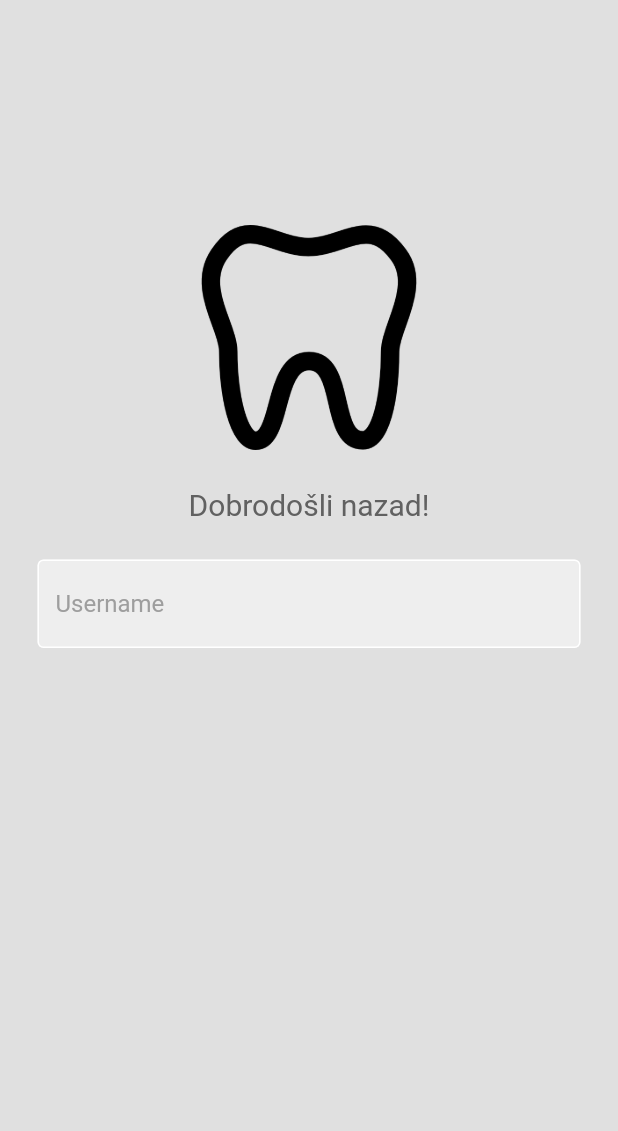
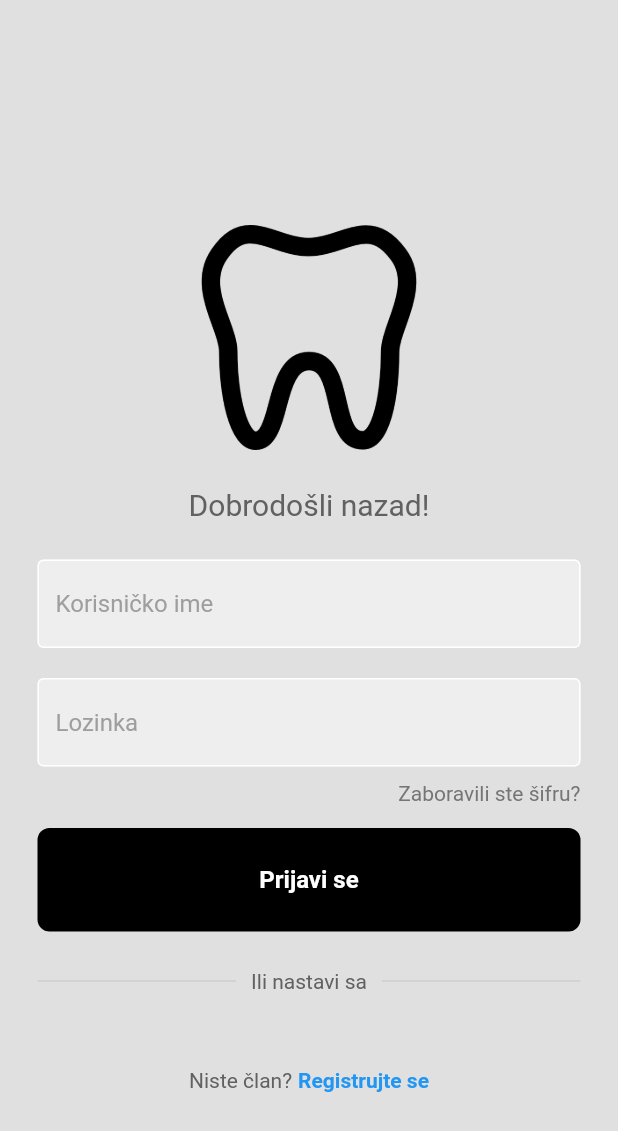
Before and after one commit to Nokee221/eStomatolog_UI, a Flutter app: the LoginScreen screen opened directly, on a phone screen of 412 x 824 dp. Shown: the top 1131 px of the screen. Run offline on Flutter 3.47's test engine with Material 2 defaults, Android fonts, the light colour scheme and no system bars; our stand-ins replace flutter_rating_bar, flutter_svg, rive; network calls fail.

Commit message:
Finished LoginScreen , Add some redesign on HomeScreen

```diff
--- a/flutter_stomatolog/lib/screens/login_screen.dart
+++ b/flutter_stomatolog/lib/screens/login_screen.dart
@@ -56,6 +56,28 @@ class _LoginScreenState extends State<LoginScreen> {
               padding: const EdgeInsets.symmetric(horizontal: 25.0),
               child: TextField(
                 controller: usernameController,
+                obscureText: false,
+                decoration: InputDecoration(
+                  enabledBorder: const OutlineInputBorder(
+                    borderSide: BorderSide(color: Colors.white),
+                  ),
+                  focusedBorder: OutlineInputBorder(
+                    borderSide: BorderSide(color: Colors.grey.shade400),
+                  ),
+                  fillColor: Colors.grey.shade200,
+                  filled: true,
+                  hintText: "Korisničko ime",
+                  hintStyle: TextStyle(color: Colors.grey[500]),
+                ),
+              ),
+            ),
+            SizedBox(
+              height: 20,
+            ),
+            Padding(
+              padding: const EdgeInsets.symmetric(horizontal: 25.0),
+              child: TextField(
+                controller: passwordController,
                 obscureText: true,
                 decoration: InputDecoration(
                   enabledBorder: const OutlineInputBorder(
@@ -66,10 +88,107 @@ class _LoginScreenState extends State<LoginScreen> {
                   ),
                   fillColor: Colors.grey.shade200,
                   filled: true,
-                    hintText: "Username",
-                    hintStyle: TextStyle(color: Colors.grey[500])),
+                  hintText: "Lozinka",
+                  hintStyle: TextStyle(color: Colors.grey[500]),
                 ),
               ),
+            ),
+            SizedBox(
+              height: 10,
+            ),
+            Padding(
+              padding: const EdgeInsets.symmetric(horizontal: 25.0),
+              child: Row(
+                mainAxisAlignment: MainAxisAlignment.end,
+                children: [
+                  Text(
+                    'Zaboravili ste šifru?',
+                    style: TextStyle(color: Colors.grey[600]),
+                  ),
+                ],
+              ),
+            ),
+            SizedBox(
+              height: 15,
+            ),
+            GestureDetector(
+              onTap: () {
+                print("Login");
+                Navigator.pushReplacement(
+                            context,
+                            MaterialPageRoute(
+                              builder: (_) => const HomePage(),
+                            ),
+                          );
+              },
+              child: Container(
+                padding: const EdgeInsets.all(25),
+                margin: const EdgeInsets.symmetric(horizontal: 25),
+                decoration: BoxDecoration(
+                  color: Colors.black,
+                  borderRadius: BorderRadius.circular(8),
+                ),
+                child: const Center(
+                  child: Text(
+                    "Prijavi se",
+                    style: TextStyle(
+                      color: Colors.white,
+                      fontWeight: FontWeight.bold,
+                      fontSize: 16,
+                    ),
+                  ),
+                ),
+              ),
+            ),
+            SizedBox(
+              height: 25,
+            ),
+            Padding(
+              padding: const EdgeInsets.symmetric(horizontal: 25.0),
+              child: Row(
+                children: [
+                  Expanded(
+                    child: Divider(
+                      thickness: 0.5,
+                      color: Colors.grey[400],
+                    ),
+                  ),
+                  Padding(
+                    padding: const EdgeInsets.symmetric(horizontal: 10.0),
+                    child: Text(
+                      'Ili nastavi sa',
+                      style: TextStyle(color: Colors.grey[700]),
+                    ),
+                  ),
+                  Expanded(
+                    child: Divider(
+                      thickness: 0.5,
+                      color: Colors.grey[400],
+                    ),
+                  ),
+                ],
+              ),
+            ),
+            SizedBox(
+              height: 50,
+            ),
+            Row(
+              mainAxisAlignment: MainAxisAlignment.center,
+              children: [
+                Text(
+                  'Niste član?',
+                  style: TextStyle(color: Colors.grey[700]),
+                ),
+                const SizedBox(width: 4),
+                const Text(
+                  'Registrujte se',
+                  style: TextStyle(
+                    color: Colors.blue,
+                    fontWeight: FontWeight.bold,
+                  ),
+                ),
+              ],
+            )
           ],
         ),
       ),
```
Also changed, not shown: flutter_stomatolog/lib/screens/clinic_detail_screen.dart (+5 -2 lines), flutter_stomatolog/lib/screens/doctor_detail_screen.dart (+6 -12 lines), flutter_stomatolog/lib/screens/home_screen.dart (+26 -3 lines). Lines whose indentation alone changed are shown as unchanged.
